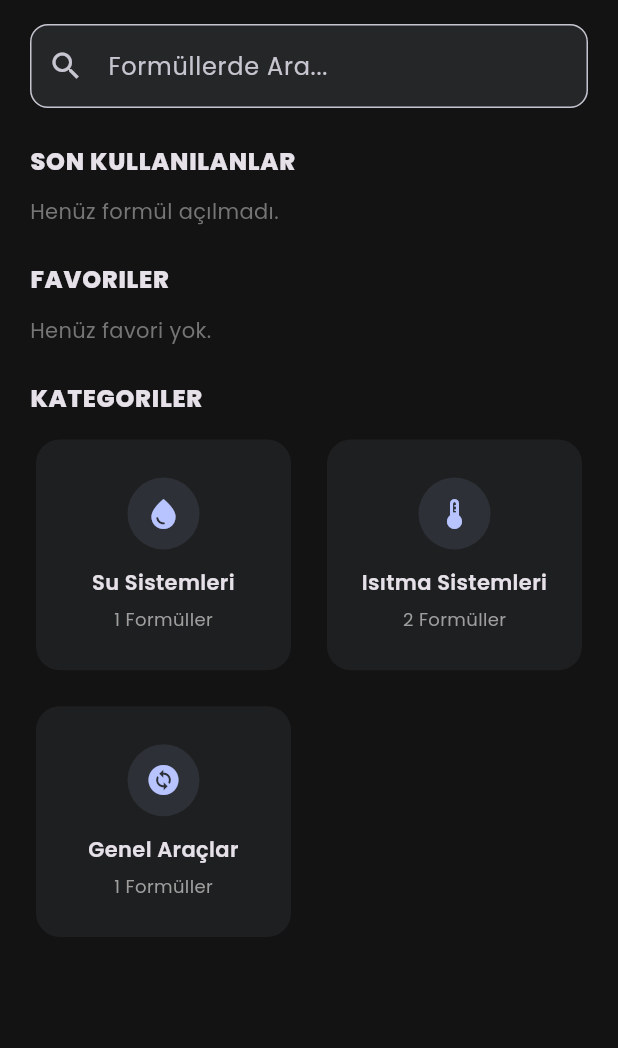
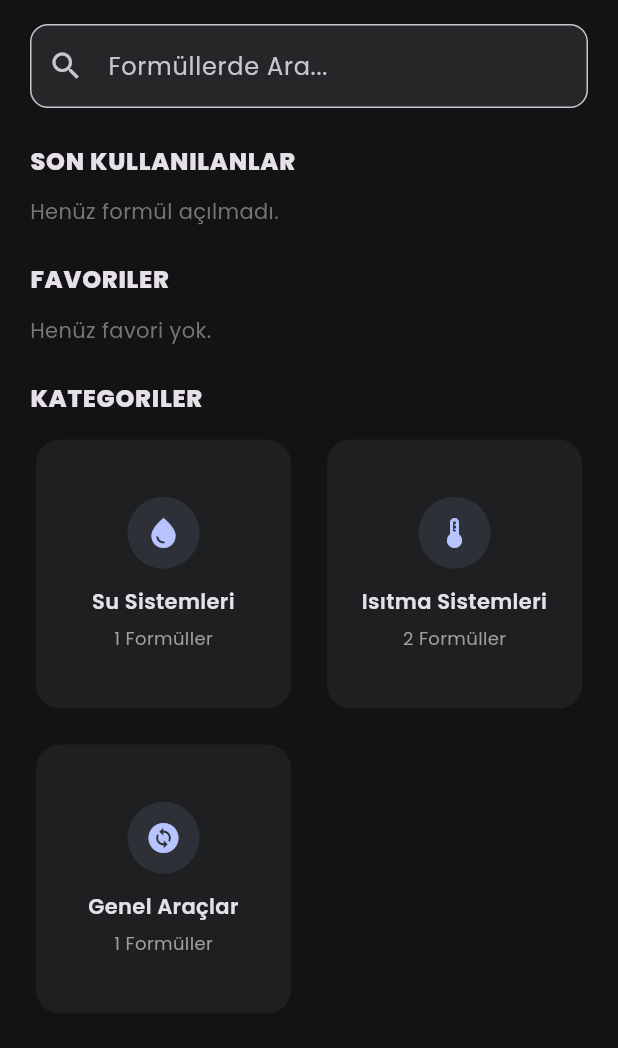
Before and after one commit to beratsoyler/pomeka_v133, a Flutter app: the screen it shows after launch, on a phone screen of 412 x 824 dp, the part 84-1132 px from its top. Run offline on Flutter 3.47's test engine with Material 3 defaults, Android fonts, the phone set to English and light mode, and no system bars; our stand-ins replace fl_chart, google_fonts, pdf, printing, shared_preferences.

Commit message:
Fix card/grid overflow without touching formula logic

```diff
--- a/lib/screens/catalog_home_screen.dart
+++ b/lib/screens/catalog_home_screen.dart
@@ -212,7 +212,7 @@ class _CatalogHomeScreenState extends State<CatalogHomeScreen> {
                       crossAxisCount: crossAxisCount,
                       crossAxisSpacing: 16,
                       mainAxisSpacing: 16,
-                      childAspectRatio: 1.1,
+                      childAspectRatio: 0.95,
                     ),
                     itemCount: categories.length,
                     itemBuilder: (context, index) {
@@ -284,7 +284,7 @@ class _FormulaGrid extends StatelessWidget {
             crossAxisCount: crossAxisCount,
             crossAxisSpacing: 16,
             mainAxisSpacing: 16,
-            childAspectRatio: 0.95,
+            childAspectRatio: 0.85,
           ),
           itemCount: formulas.length,
           itemBuilder: (context, index) {
--- a/lib/screens/category_screen.dart
+++ b/lib/screens/category_screen.dart
@@ -59,7 +59,7 @@ class _CategoryScreenState extends State<CategoryScreen> {
               crossAxisCount: crossAxisCount,
               crossAxisSpacing: 16,
               mainAxisSpacing: 16,
-              childAspectRatio: 0.95,
+              childAspectRatio: 0.85,
             ),
             itemCount: formulas.length,
             itemBuilder: (context, index) {
--- a/lib/widgets/category_card.dart
+++ b/lib/widgets/category_card.dart
@@ -25,37 +25,59 @@ class CategoryCard extends StatelessWidget {
       child: Card(
         elevation: isDark ? 0 : 2,
         shape: RoundedRectangleBorder(borderRadius: BorderRadius.circular(16)),
-        child: Padding(
-          padding: const EdgeInsets.all(16),
+        child: LayoutBuilder(
+          builder: (context, constraints) {
+            final compact = constraints.maxHeight < 150;
+            final padding = compact ? 12.0 : 16.0;
+            final iconSize = compact ? 40.0 : 48.0;
+            final titleStyle = TextStyle(
+              fontWeight: FontWeight.w600,
+              fontSize: compact ? 13 : 14,
+            );
+            final subtitleStyle = TextStyle(
+              fontSize: compact ? 11 : 12,
+              color: Colors.grey[500],
+            );
+            final titleSpacing = compact ? 8.0 : 12.0;
+            final subtitleSpacing = compact ? 4.0 : 6.0;
+
+            return Padding(
+              padding: EdgeInsets.all(padding),
               child: Column(
+                mainAxisSize: MainAxisSize.min,
                 mainAxisAlignment: MainAxisAlignment.center,
                 children: [
                   Container(
-                width: 48,
-                height: 48,
+                    width: iconSize,
+                    height: iconSize,
                     decoration: BoxDecoration(
                       color: color.withValues(alpha: 0.1),
                       shape: BoxShape.circle,
                     ),
                     child: Icon(category.icon, color: color),
                   ),
-              const SizedBox(height: 12),
-              Text(
+                  SizedBox(height: titleSpacing),
+                  Flexible(
+                    child: Text(
                       AppLocale.t(category.titleKey),
                       textAlign: TextAlign.center,
                       maxLines: 2,
                       overflow: TextOverflow.ellipsis,
-                style: const TextStyle(fontWeight: FontWeight.w600),
+                      softWrap: true,
+                      style: titleStyle,
                     ),
-              const SizedBox(height: 6),
+                  ),
+                  SizedBox(height: subtitleSpacing),
                   Text(
                     '$count ${AppLocale.t('formulas')}',
                     maxLines: 1,
                     overflow: TextOverflow.ellipsis,
-                style: TextStyle(fontSize: 12, color: Colors.grey[500]),
+                    style: subtitleStyle,
                   ),
                 ],
               ),
+            );
+          },
         ),
       ),
     );
```
Also changed, not shown: lib/widgets/formula_card.dart (+28 -7 lines). Lines whose indentation alone changed are shown as unchanged.
